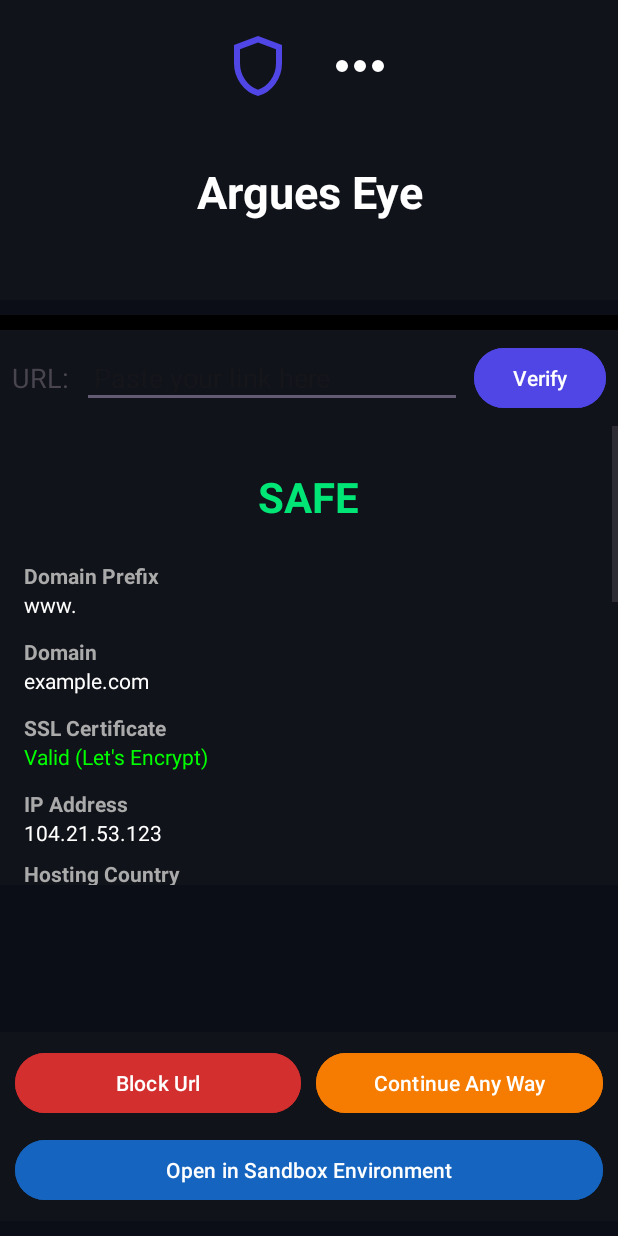
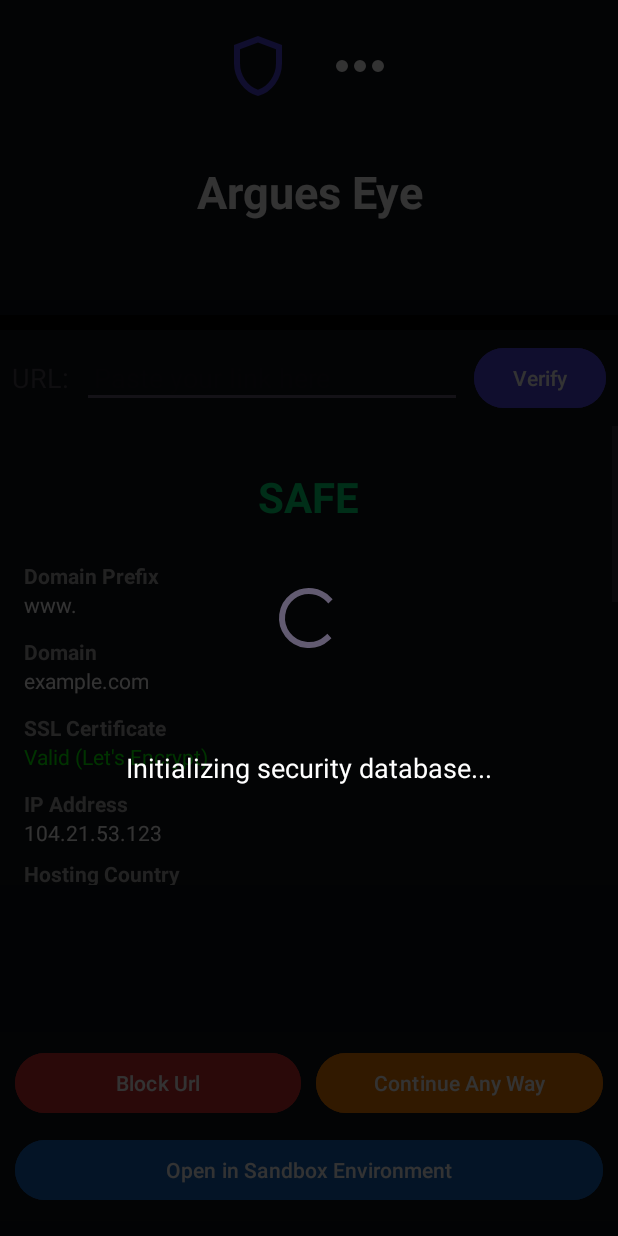
Before and after one commit to LakshanWC/ArguesEye, an Android app: the layout activity_main.xml on its own in the app's theme, with its tools: preview values and no code run, on a phone screen of 412 x 824 dp. Run offline under Robolectric (Android 15) with nearby library versions, the phone set to English and light mode, and no system bars.

```diff
--- a/app/src/main/AndroidManifest.xml
+++ b/app/src/main/AndroidManifest.xml
@@ -12,6 +12,9 @@
         android:supportsRtl="true"
         android:theme="@style/Theme.ArguesEye">
         <activity
+            android:name=".SplashScreenActivity"
+            android:exported="false" />
+        <activity
             android:name=".MenuActivity"
             android:exported="false" />
         <activity
@@ -25,5 +28,4 @@
         </activity>
     </application>
 
-
 </manifest>
--- a/app/src/main/res/layout/activity_main.xml
+++ b/app/src/main/res/layout/activity_main.xml
@@ -353,4 +353,32 @@
             android:text="Open in Sandbox Environment"/>
     </LinearLayout>
 
+
+    <!-- Loading Overlay -->
+    <FrameLayout
+        android:id="@+id/loading_overlay"
+        android:layout_width="match_parent"
+        android:layout_height="match_parent"
+        android:background="#CC000000"
+        android:visibility="visible"
+        app:layout_constraintTop_toTopOf="parent"
+        app:layout_constraintBottom_toBottomOf="parent">
+
+        <ProgressBar
+            android:id="@+id/loading_progressbar"
+            android:layout_width="wrap_content"
+            android:layout_height="wrap_content"
+            android:layout_gravity="center" />
+
+        <TextView
+            android:id="@+id/txt_loading_message"
+            android:layout_width="wrap_content"
+            android:layout_height="wrap_content"
+            android:layout_gravity="center"
+            android:layout_marginTop="100dp"
+            android:text="Initializing security database..."
+            android:textColor="#FFFFFF"
+            android:textSize="18sp" />
+    </FrameLayout>
+
 </androidx.constraintlayout.widget.ConstraintLayout>
```
Also changed, not shown: app/src/main/java/com/wclw/argueseye/CsvToBloomFilter.java (+7 -4 lines), app/src/main/java/com/wclw/argueseye/MainActivity.java (+51 -2 lines), app/src/main/java/com/wclw/argueseye/SplashScreenActivity.java (added, +24 -0 lines), app/src/main/res/layout/activity_splash_screen.xml (added, +26 -0 lines), app/src/main/res/drawable/eye.jpg (added).
